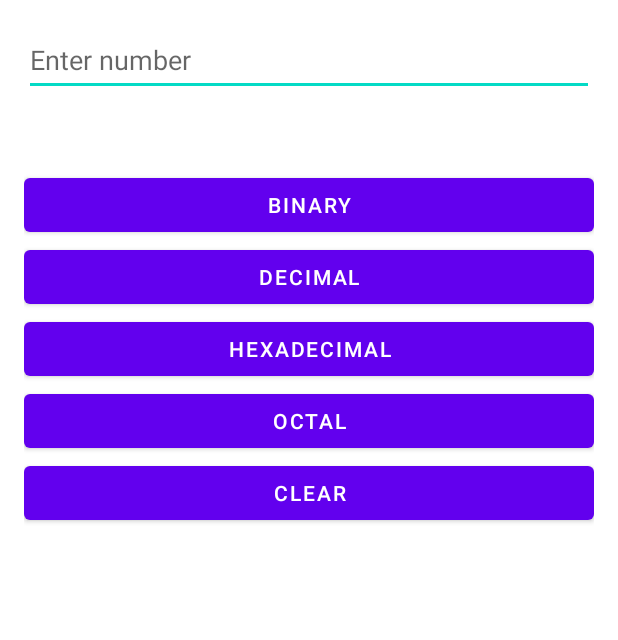
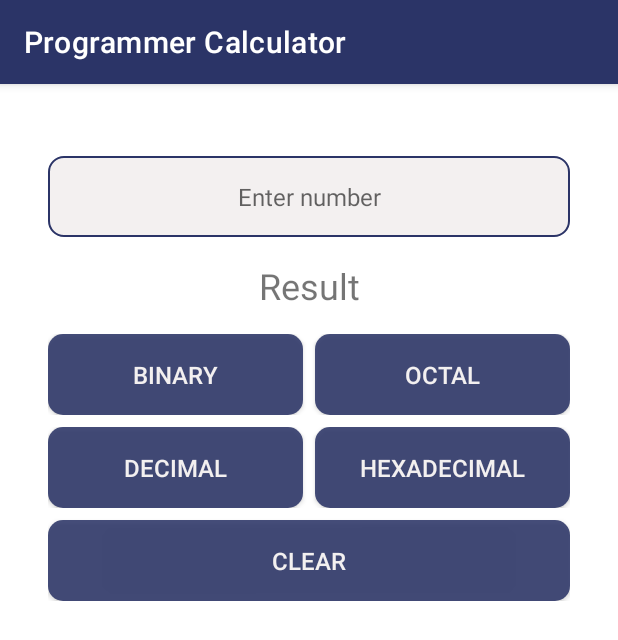
Before and after one commit to asawer997/calculator, an Android app: the layout activity_main.xml on its own in the app's theme, with its tools: preview values and no code run, on a phone screen of 412 x 824 dp. Shown: the top 640 px of the screen. Run offline under Robolectric (Android 15) with nearby library versions, the phone set to English and light mode, and no system bars.

Commit message:
new design

```diff
--- /dev/null
+++ b/app/src/main/res/drawable/background.xml
@@ -0,0 +1,5 @@
+<?xml version="1.0" encoding="utf-8"?>
+<shape xmlns:android="http://schemas.android.com/apk/res/android">
+<solid android:color="#DE2B3467"/>
+    <corners android:radius="10dp"/>
+</shape>
--- /dev/null
+++ b/app/src/main/res/drawable/background_edit_text.xml
@@ -0,0 +1,6 @@
+<?xml version="1.0" encoding="utf-8"?>
+<shape xmlns:android="http://schemas.android.com/apk/res/android">
+<stroke android:width="1dp" android:color="#2B3467"/>
+    <corners android:radius="10dp"/>
+    <solid android:color="#F3F0F0"/>
+</shape>
--- a/app/src/main/res/layout/activity_main.xml
+++ b/app/src/main/res/layout/activity_main.xml
@@ -1,66 +1,145 @@
 <?xml version="1.0" encoding="utf-8"?>
 <androidx.constraintlayout.widget.ConstraintLayout xmlns:android="http://schemas.android.com/apk/res/android"
+    xmlns:app="http://schemas.android.com/apk/res-auto"
     xmlns:tools="http://schemas.android.com/tools"
     android:layout_width="match_parent"
     android:layout_height="match_parent"
     tools:context=".MainActivity">
 
+    <com.google.android.material.appbar.AppBarLayout
+        android:id="@+id/app_bar_layout"
+        android:layout_width="0dp"
+        android:layout_height="wrap_content"
+        android:background="@color/color_background"
+        app:layout_constraintEnd_toEndOf="parent"
+        app:layout_constraintStart_toStartOf="parent"
+        app:layout_constraintTop_toTopOf="parent">
+
+        <androidx.appcompat.widget.Toolbar
+            android:id="@+id/tool_bar"
+            android:layout_width="match_parent"
+            android:layout_height="match_parent"
+            app:title="Programmer Calculator"
+            app:titleTextColor="@color/white" />
+    </com.google.android.material.appbar.AppBarLayout>
+
     <LinearLayout
         android:id="@+id/converter_layout"
+        android:layout_width="match_parent"
+        android:layout_height="wrap_content"
+        android:layout_marginStart="@dimen/marginStart"
+        android:layout_marginTop="@dimen/marginTop"
+        android:layout_marginEnd="@dimen/marginEnd"
         android:orientation="vertical"
-        android:layout_width="match_parent"
-        android:layout_height="match_parent"
-        android:padding="16dp">
+        android:padding="@dimen/padding_16"
+        app:layout_constraintEnd_toEndOf="parent"
+        app:layout_constraintStart_toStartOf="parent"
+        app:layout_constraintTop_toBottomOf="@+id/app_bar_layout">
 
         <EditText
             android:id="@+id/number_input_edit_text"
             android:layout_width="match_parent"
-            android:layout_height="48dp"
+            android:layout_height="wrap_content"
+            android:background="@drawable/background_edit_text"
+            android:hint="@string/enter_number"
             android:inputType="number"
-            android:hint="Enter number" />
+            android:paddingVertical="@dimen/padding_vertical"
+            android:textAlignment="center"
+            android:textColor="@color/color_text_2"
+            android:textSize="16dp" />
 
         <TextView
             android:id="@+id/result_text_view"
             android:layout_width="match_parent"
             android:layout_height="wrap_content"
-            android:layout_marginTop="16dp"
-            android:textSize="24sp" />
+            android:layout_marginTop="@dimen/marginTop_textView"
+            android:layout_marginBottom="@dimen/marginBottom"
+            android:text="@string/result"
+            android:textAlignment="center"
+            android:textSize="@dimen/text_size24" />
 
-        <Button
-            android:id="@+id/binary_button"
+        <LinearLayout
             android:layout_width="match_parent"
             android:layout_height="wrap_content"
-            android:text="Binary"
-            android:onClick="onBinaryConvertButtonClick" />
+            android:layout_marginBottom="8dp">
 
-        <Button
-            android:id="@+id/decimal_button"
+            <androidx.appcompat.widget.AppCompatButton
+                android:id="@+id/binary_button"
+                android:layout_width="0dp"
+                android:layout_height="wrap_content"
+                android:layout_marginRight="8dp"
+                android:layout_weight="1"
+                android:background="@drawable/background"
+                android:onClick="onBinaryConvertButtonClick"
+                android:paddingHorizontal="@dimen/padding_horizontal"
+                android:paddingVertical="@dimen/padding_vertical"
+                android:text="@string/binary"
+                android:textColor="@color/text_color_button"
+                android:textSize="@dimen/size_text" />
+
+            <androidx.appcompat.widget.AppCompatButton
+
+                android:layout_width="0dp"
+                android:layout_height="wrap_content"
+                android:layout_weight="1"
+                android:background="@drawable/background"
+                android:onClick="onBinaryConvertButtonClick"
+                android:paddingHorizontal="@dimen/padding_horizontal"
+                android:paddingVertical="@dimen/padding_vertical"
+                android:text="@string/octal"
+                android:textColor="@color/text_color_button"
+                android:textSize="@dimen/size_text" />
+        </LinearLayout>
+
+        <LinearLayout
             android:layout_width="match_parent"
             android:layout_height="wrap_content"
-            android:text="Decimal"
-            android:onClick="onDecimalConvertButtonClick" />
 
-        <Button
-            android:id="@+id/hexadecimal_button"
-            android:layout_width="match_parent"
-            android:layout_height="wrap_content"
-            android:text="Hexadecimal"
-            android:onClick="onHexaConvertButtonClick" />
 
-        <Button
-            android:id="@+id/octal_button"
-            android:layout_width="match_parent"
-            android:layout_height="wrap_content"
-            android:text="Octal"
-            android:onClick="onOctalConvertButtonClick" />
+            >
 
-        <Button
+            <androidx.appcompat.widget.AppCompatButton
+                android:id="@+id/Decimal_button"
+                android:layout_width="0dp"
+                android:layout_height="wrap_content"
+                android:layout_marginRight="8dp"
+                android:layout_weight="1"
+                android:background="@drawable/background"
+                android:onClick="onBinaryConvertButtonClick"
+                android:paddingHorizontal="@dimen/padding_horizontal"
+                android:paddingVertical="@dimen/padding_vertical"
+                android:text="Decimal"
+                android:textColor="@color/text_color_button"
+                android:textSize="@dimen/size_text" />
+
+            <androidx.appcompat.widget.AppCompatButton
+                android:id="@+id/HexaDecimal_button"
+                android:layout_width="0dp"
+                android:layout_height="wrap_content"
+                android:layout_weight="1"
+                android:background="@drawable/background"
+                android:onClick="onBinaryConvertButtonClick"
+                android:paddingHorizontal="@dimen/padding_horizontal"
+                android:paddingVertical="@dimen/padding_vertical"
+                android:text="@string/hexadecimal"
+                android:textColor="@color/text_color_button"
+                android:textSize="@dimen/size_text" />
+        </LinearLayout>
+
+        <androidx.appcompat.widget.AppCompatButton
             android:id="@+id/clear_button"
             android:layout_width="match_parent"
             android:layout_height="wrap_content"
-            android:text="Clear"
-            android:onClick="onClearButtonClick" />
+            android:layout_marginTop="8dp"
+            android:background="@drawable/background"
+            android:onClick="onBinaryConvertButtonClick"
+            android:paddingHorizontal="@dimen/padding_horizontal"
+            android:paddingVertical="@dimen/padding_vertical"
+            android:text="@string/clear"
+            android:textColor="@color/text_color_button"
+            android:textSize="16sp" />
 
     </LinearLayout>
 
+
 </androidx.constraintlayout.widget.ConstraintLayout>
--- a/app/src/main/res/values/colors.xml
+++ b/app/src/main/res/values/colors.xml
@@ -7,4 +7,7 @@
     <color name="teal_700">#FF018786</color>
     <color name="black">#FF000000</color>
     <color name="white">#FFFFFFFF</color>
+    <color name="color_background">#2B3467</color>
+    <color name="text_color_button">#F3F0F0</color>
+    <color name="color_text_2">#193032</color>
 </resources>
--- /dev/null
+++ b/app/src/main/res/values/dimens.xml
@@ -0,0 +1,13 @@
+<?xml version="1.0" encoding="utf-8"?>
+<resources>
+    <dimen name="size_text">16sp</dimen>
+    <dimen name="padding_horizontal">8dp</dimen>
+    <dimen name="padding_vertical">16dp</dimen>
+    <dimen name="marginTop">32dp</dimen>
+    <dimen name="marginEnd">16dp</dimen>
+    <dimen name="padding_16">16dp</dimen>
+    <dimen name="marginStart">16dp</dimen>
+    <dimen name="marginBottom">16dp</dimen>
+    <dimen name="marginTop_textView">16dp</dimen>
+    <dimen name="text_size24">24sp</dimen>
+</resources>
--- a/app/src/main/res/values/strings.xml
+++ b/app/src/main/res/values/strings.xml
@@ -1,3 +1,9 @@
 <resources>
     <string name="app_name">calculator</string>
+    <string name="enter_number">Enter number</string>
+    <string name="result">Result</string>
+    <string name="hexadecimal">HexaDecimal</string>
+    <string name="clear">Clear</string>
+    <string name="binary">Binary</string>
+    <string name="octal">Octal</string>
 </resources>
--- a/app/src/main/res/values/themes.xml
+++ b/app/src/main/res/values/themes.xml
@@ -1,6 +1,6 @@
 <resources xmlns:tools="http://schemas.android.com/tools">
     <!-- Base application theme. -->
-    <style name="Theme.Calculator" parent="Theme.MaterialComponents.DayNight.DarkActionBar">
+    <style name="Theme.Calculator" parent="Theme.MaterialComponents.DayNight.NoActionBar">
         <!-- Primary brand color. -->
         <item name="colorPrimary">@color/purple_500</item>
         <item name="colorPrimaryVariant">@color/purple_700</item>
```
